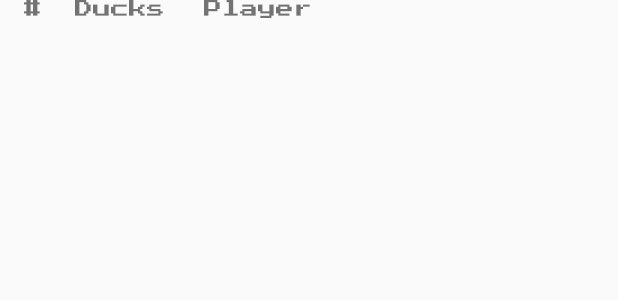
After one commit to EdisonQuishpe/CazarPatosOficial, an Android app: the layout ranking_list.xml on its own in the app's theme, with its tools: preview values and no code run, on a phone screen of 412 x 824 dp. The commit adds this screen. Shown: the top 300 px of the screen. Run offline under Robolectric (Android 15) with nearby library versions, the phone set to English and light mode, and no system bars.

Commit message:
Add ranking

```diff
--- a/app/src/main/java/com/edisonquishpe/cazarpatos/Constants.kt
+++ b/app/src/main/java/com/edisonquishpe/cazarpatos/Constants.kt
@@ -4,3 +4,4 @@ const val EXTRA_LOGIN = "EXTRA_LOGIN"
 
 const val LOGIN_KEY = "LOGIN_KEY"
 const val PASSWORD_KEY = "PASSWORD_KEY"
+const val SHAREDINFO_FILENAME = "mySharedInformation.dat"
--- /dev/null
+++ b/app/src/main/java/com/edisonquishpe/cazarpatos/Player.kt
@@ -0,0 +1,5 @@
+package com.edisonquishpe.cazarpatos
+
+data class Player (var username:String, var huntedDucks:Int){
+    constructor():this("",0)
+}
--- /dev/null
+++ b/app/src/main/res/layout/ranking_list.xml
@@ -0,0 +1,42 @@
+<?xml version="1.0" encoding="utf-8"?>
+<androidx.constraintlayout.widget.ConstraintLayout xmlns:android="http://schemas.android.com/apk/res/android"
+    xmlns:app="http://schemas.android.com/apk/res-auto"
+    android:layout_width="match_parent"
+    android:layout_height="wrap_content">
+    <TextView
+        android:id="@+id/textViewPosicion"
+        android:layout_width="24dp"
+        android:layout_height="wrap_content"
+        android:layout_marginStart="16dp"
+        android:fontFamily="@font/press_start_2p"
+        android:textSize="12sp"
+        android:text="#"
+        android:textAllCaps="false"
+        android:textIsSelectable="false"
+        app:layout_constraintStart_toStartOf="parent"
+        app:layout_constraintTop_toTopOf="parent" />
+    <TextView
+        android:id="@+id/textViewPatosCazados"
+        android:layout_width="64dp"
+        android:layout_height="wrap_content"
+        android:layout_marginStart="8dp"
+        android:fontFamily="@font/press_start_2p"
+        android:textSize="12sp"
+        android:gravity="center"
+        android:text="@string/text_ducks"
+        app:layout_constraintBottom_toBottomOf="@+id/textViewPosicion"
+        app:layout_constraintStart_toEndOf="@+id/textViewPosicion"
+        app:layout_constraintTop_toTopOf="@+id/textViewPosicion" />
+    <TextView
+        android:id="@+id/textViewUsuario"
+        android:layout_width="0dp"
+        android:layout_height="wrap_content"
+        android:layout_marginStart="24dp"
+        android:fontFamily="@font/press_start_2p"
+        android:textSize="12sp"
+        android:text="@string/text_player"
+        app:layout_constraintBottom_toBottomOf="@+id/textViewPatosCazados"
+        app:layout_constraintEnd_toEndOf="parent"
+        app:layout_constraintStart_toEndOf="@+id/textViewPatosCazados"
+        app:layout_constraintTop_toTopOf="@+id/textViewPatosCazados" />
+</androidx.constraintlayout.widget.ConstraintLayout>
--- a/app/src/main/res/values/strings.xml
+++ b/app/src/main/res/values/strings.xml
@@ -12,5 +12,9 @@
     <string name="dialog_message_congratulations">Congratulations!!\nYou hunted %1$d ducks</string>
     <string name="button_restart">Restart</string>
     <string name="button_close">Close</string>
+    <string name="text_hall_of_fame">hall of fame</string>
+    <string name="text_ducks">Ducks</string>
+    <string name="text_player">Player</string>
+
 
 </resources>
```
Also changed, not shown: app/src/main/AndroidManifest.xml (+8 -6 lines), app/src/main/java/com/edisonquishpe/cazarpatos/FileInternalManager.kt (deleted, +0 -23 lines), app/src/main/java/com/edisonquishpe/cazarpatos/LoginActivity.kt (+1 -10 lines), app/src/main/java/com/edisonquishpe/cazarpatos/RankingActivity.kt (added, +34 -0 lines), app/src/main/java/com/edisonquishpe/cazarpatos/RankingAdapter.kt (added, +58 -0 lines), app/src/main/res/layout/activity_ranking.xml (added, +41 -0 lines).
